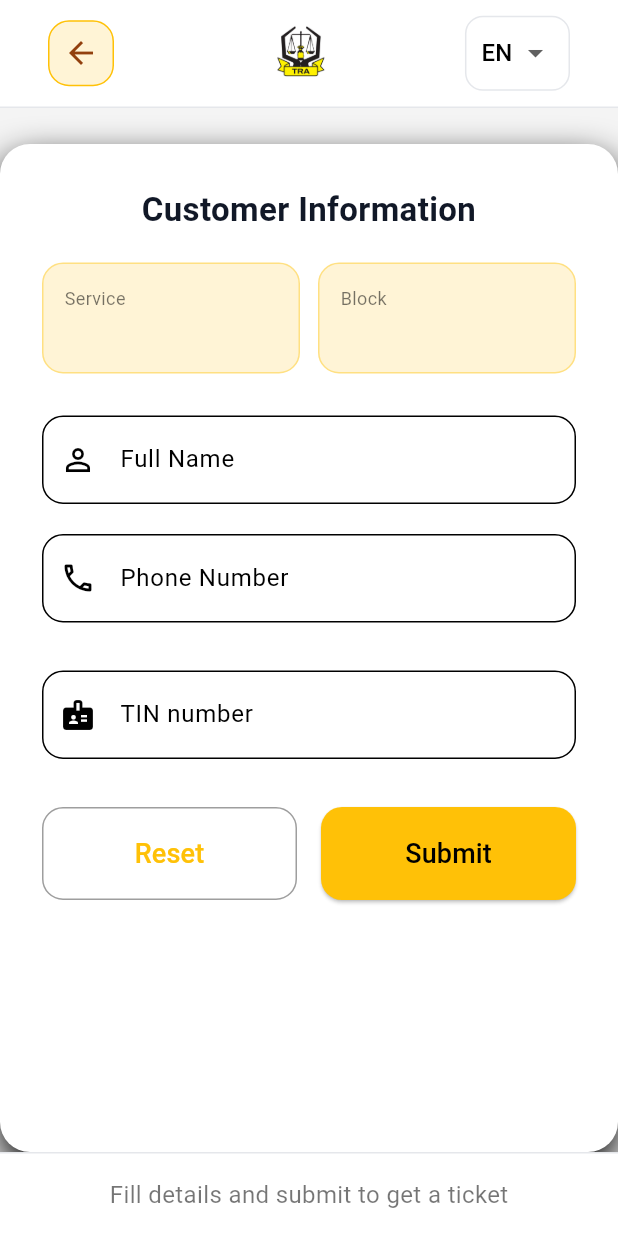
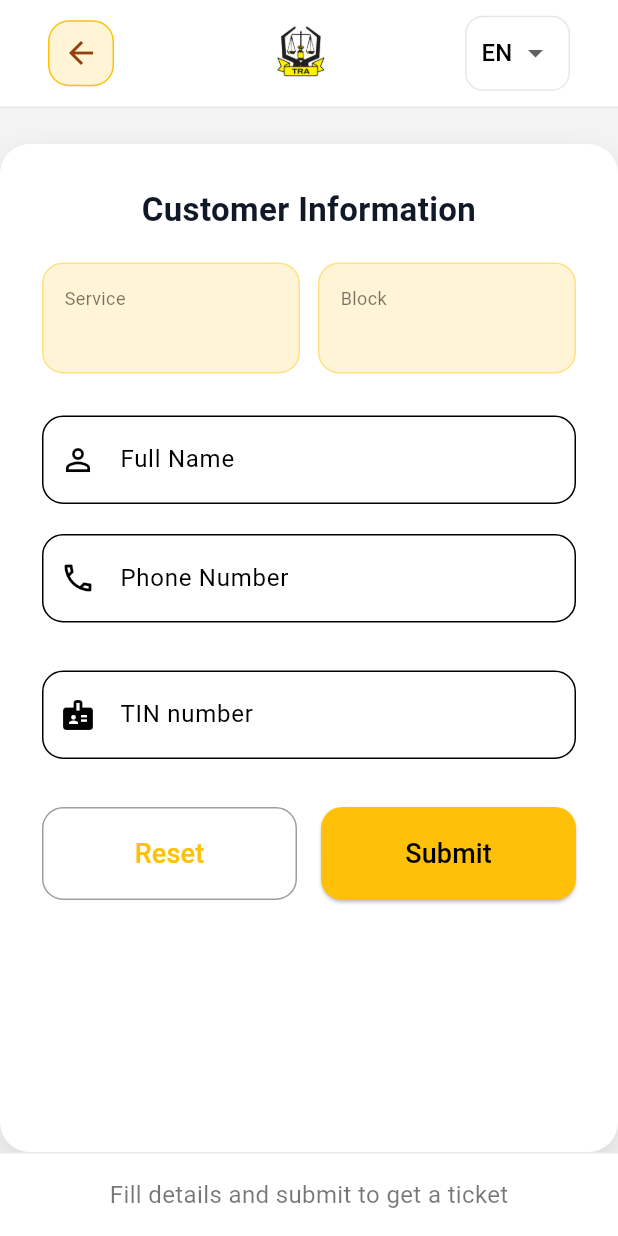
Before and after one commit to tumsif/kiosk-qms-tra, a Flutter app: the ServiceFormPage screen opened directly with empty values, on a phone screen of 412 x 824 dp. Run offline on Flutter 3.47's test engine with Material 3 defaults, Android fonts, the light colour scheme and no system bars; our stand-ins replace logger, permission_handler, shared_preferences; missing offline and left inert: esc_pos_utils_plus, print_bluetooth_thermal; accounts and stored records are empty; network calls fail.

Commit message:
made an improvement to the shadow and background color

```diff
--- a/lib/pages/block_grid_page.dart
+++ b/lib/pages/block_grid_page.dart
@@ -171,7 +171,7 @@ class _BlockGridPageState extends State<BlockGridPage> {
                             border: Border.all(color: const Color(0xFFFFE082)),
                             boxShadow: [
                               BoxShadow(
-                                color: Colors.black.withValues(),
+                                color: Colors.black.withValues(alpha: 0.12),
                                 blurRadius: 14,
                                 offset: const Offset(0, 8),
                               ),
--- a/lib/pages/service_form.dart
+++ b/lib/pages/service_form.dart
@@ -140,7 +140,7 @@ class _ServiceFormPageState extends State<ServiceFormPage> {
                     borderRadius: BorderRadius.circular(20),
                     boxShadow: [
                       BoxShadow(
-                        color: Colors.black.withValues(),
+                        color: Colors.black.withValues(alpha: 0.12),
                         blurRadius: 20,
                         offset: const Offset(0, 10),
                       ),
--- a/lib/pages/ticket_page.dart
+++ b/lib/pages/ticket_page.dart
@@ -84,7 +84,7 @@ class _TicketPageState extends State<TicketPage> {
             border: Border.all(color: Colors.yellow.shade600, width: 2),
             boxShadow: [
               BoxShadow(
-                color: Colors.black.withValues(),
+                color: Colors.black.withValues(alpha: 0.15),
                 blurRadius: 12,
                 offset: const Offset(0, 6),
               ),
--- a/lib/widgets/service_button.dart
+++ b/lib/widgets/service_button.dart
@@ -97,7 +97,7 @@ class _ServiceButtonState extends State<ServiceButton> {
               border: Border.all(color: const Color(0xFFFFC107), width: 1.2),
               boxShadow: [
                 BoxShadow(
-                  color: Colors.black.withValues(),
+                  color: Colors.black.withValues(alpha: _pressed ? 0.08 : 0.15),
                   blurRadius: _pressed ? 6 : 14,
                   offset: Offset(0, _pressed ? 3 : 8),
                 ),
```
